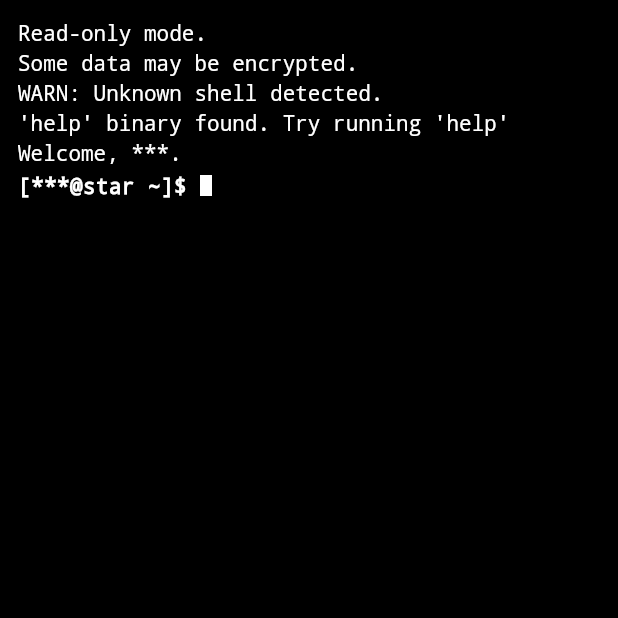
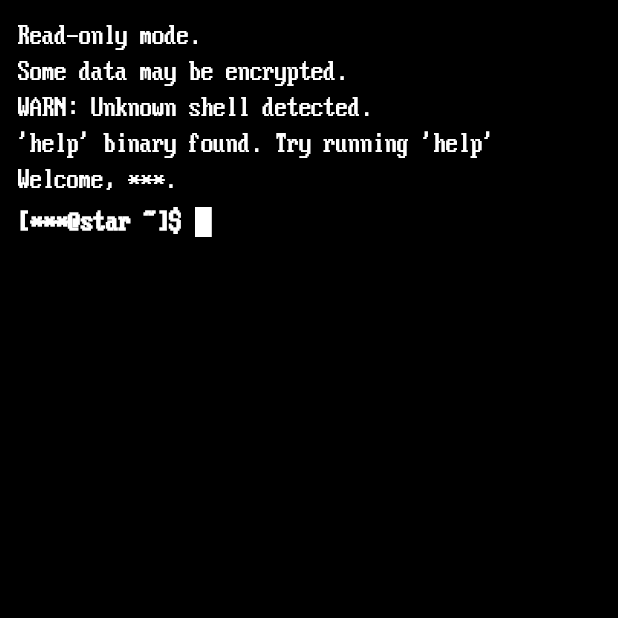
Before and after one commit to CaeStars/Constellation, a Flutter app: the screen it shows after launch, on a phone screen of 412 x 824 dp, the top half of it. Run offline on Flutter 3.47's test engine with Material 3 defaults, Android fonts, the phone set to English and light mode, and no system bars; our stand-ins replace go_router.

Commit message:
i forgot to push the new code whoopsie

```diff
--- a/lib/main.dart
+++ b/lib/main.dart
@@ -11,7 +11,7 @@ class App extends StatelessWidget {
   @override
   Widget build(BuildContext context) {
     return MaterialApp.router(
-      title: 'Constellation Portfolio',
+      title: 'stash',
       debugShowCheckedModeBanner: false,
       routerConfig: router,
 
--- a/lib/pages/star/chromosphere.dart
+++ b/lib/pages/star/chromosphere.dart
@@ -82,7 +82,7 @@ it wasnt
                                                                                       dont you?
 
 
-                                                                                                                                                                                ]0      UY6[ErʵAv z=\$1Xuw-ukFu2l;otaz@t% 	&KUls(//΢7pܔA@<y6E4?D{QL_`悩TL&͑4^k|_1<\$GIRuZ*7D"Q\\gr}f:R5NǉϬb&}>s#HD/;HkN"@e;Sԑ쿪&]]ܭO.??dI	6@['8LM40Qi"FxPAΨ.yAu[7[Q'\\YO}':2OO4e}:Q9чNƏ\\0Xl䂟<\\D:%
+                                                                                                                                                                                ]0       UY6[ErʵAv z=\$1Xuw-ukFu2l;otaz@t% 	&KUls(//΢7pܔA@<y6E4?D{QL_`悩TL&͑4^k|_1<\$GIRuZ*7D"Q\\gr}f:R5NǉϬb&}>s#HD/;HkN"@e;Sԑ쿪&]]ܭO.??dI	6@['8LM40Qi"FxPAΨ.yAu[7[Q'\\YO}':2OO4e}:Q9чNƏ\\0Xl䂟<\\D:%
 
 file corrupted. HEX code error: 6974776173""",
       'whatcomesafter': {
@@ -221,14 +221,12 @@ One that can't hear. One that can't respond.
   }
 
   // --- PARSING INLINE TEXT COLORS ---
-  // Parses tags like: <#ff0000>Red Text</> or <red>Red Text</>
   TextSpan _parseColoredText(String line) {
     final List<TextSpan> children = [];
     final RegExp tagExp = RegExp(r'<([^>]+)>(.*?)</>');
     int lastMatchEnd = 0;
 
     for (final match in tagExp.allMatches(line)) {
-      // Add standard white text preceding the styled block
       if (match.start > lastMatchEnd) {
         children.add(TextSpan(text: line.substring(lastMatchEnd, match.start)));
       }
@@ -237,13 +235,10 @@ One that can't hear. One that can't respond.
       final textContent = match.group(2) ?? '';
       Color parsedColor = Colors.white;
 
-      // 1. Try to match hex color codes (e.g. #ff0000 or ff0000)
       if (RegExp(r'^#?[0-9a-fA-F]{6}$').hasMatch(styleValue)) {
         final hex = styleValue.replaceAll('#', '');
         parsedColor = Color(int.parse('0xFF$hex'));
-      }
-      // 2. Fallback helper presets
-      else {
+      } else {
         switch (styleValue.toLowerCase()) {
           case 'red':
             parsedColor = Colors.red;
@@ -272,7 +267,6 @@ One that can't hear. One that can't respond.
       lastMatchEnd = match.end;
     }
 
-    // Add trailing unformatted text
     if (lastMatchEnd < line.length) {
       children.add(TextSpan(text: line.substring(lastMatchEnd)));
     }
@@ -280,8 +274,8 @@ One that can't hear. One that can't respond.
     return TextSpan(
       style: const TextStyle(
         color: Colors.white,
-        fontFamily: 'monospace',
-        fontSize: 14.0,
+        fontFamily: 'IBM VGA 8x16',
+        fontSize: 19.6, // Scaled up 140%
       ),
       children: children.isEmpty ? [TextSpan(text: line)] : children,
     );
@@ -302,18 +296,14 @@ One that can't hear. One that can't respond.
     setState(() {
       // --- PASSWORD FLOW ACTIVE ---
       if (_isPromptingPassword) {
-        // Echo asterisks to console instead of cleartext password
         _consoleHistory.add('Password: ${'*' * trimmedInput.length}');
 
         final correctPassword = _encryptedDirs[_passwordTargetDir];
 
         if (trimmedInput == correctPassword) {
           _unlockedDirs.add(_passwordTargetDir);
-          _currentPath.add(
-            _passwordTargetDir,
-          ); // Successfully enter the directory
+          _currentPath.add(_passwordTargetDir);
 
-          // Reset password flow
           _isPromptingPassword = false;
           _passwordTargetDir = '';
           _failedAttempts = 0;
@@ -321,7 +311,6 @@ One that can't hear. One that can't respond.
           _failedAttempts++;
           if (_failedAttempts >= 3) {
             _consoleHistory.add('cd: 3 incorrect password attempts');
-            // Reset password flow, user remains in current directory
             _isPromptingPassword = false;
             _passwordTargetDir = '';
             _failedAttempts = 0;
@@ -334,7 +323,6 @@ One that can't hear. One that can't respond.
       else {
         if (trimmedInput.isEmpty) return;
 
-        // Echo command back to the console
         _consoleHistory.add('[***@star ${_getPathString()}]\$ $trimmedInput');
 
         final List<String> parts = trimmedInput.split(RegExp(r'\s+'));
@@ -386,7 +374,6 @@ One that can't hear. One that can't respond.
               final currentDir = _getCurrentDirectory();
               if (currentDir.containsKey(argument) &&
                   currentDir[argument] is Map) {
-                // Trigger password check if directory is encrypted and not yet unlocked
                 if (_encryptedDirs.containsKey(argument) &&
                     !_unlockedDirs.contains(argument)) {
                   _isPromptingPassword = true;
@@ -394,7 +381,6 @@ One that can't hear. One that can't respond.
                   _failedAttempts = 0;
                   _consoleHistory.add('Directory is encrypted.');
                 } else {
-                  // Standard navigation
                   _currentPath.add(argument);
                 }
               } else if (currentDir.containsKey(argument)) {
@@ -415,7 +401,6 @@ One that can't hear. One that can't respond.
               if (currentDir.containsKey(argument)) {
                 final target = currentDir[argument];
                 if (target is String) {
-                  // Split the string by newlines to add line by line, preserving layout
                   _consoleHistory.addAll(target.split('\n'));
                 } else {
                   _consoleHistory.add('stash: cat: $argument: Is a directory');
@@ -457,7 +442,6 @@ One that can't hear. One that can't respond.
 
     _inputController.clear();
 
-    // Instantly snap to the bottom of the list
     WidgetsBinding.instance.addPostFrameCallback((_) {
       _focusNode.requestFocus();
       if (_scrollController.hasClients) {
@@ -468,7 +452,10 @@ One that can't hear. One that can't respond.
 
   @override
   Widget build(BuildContext context) {
-    return Scaffold(
+    return Title(
+      title: "stash",
+      color: Colors.white,
+      child: Scaffold(
         backgroundColor: Colors.black,
         body: SafeArea(
           child: GestureDetector(
@@ -506,9 +493,9 @@ One that can't hear. One that can't respond.
                                 : '[***@star ${_getPathString()}]\$ ',
                             style: const TextStyle(
                               color: Colors.white,
-                            fontFamily: 'monospace',
+                              fontFamily: 'IBM VGA 8x16',
                               fontWeight: FontWeight.bold,
-                            fontSize: 14.0,
+                              fontSize: 19.6, // Scaled up 140%
                             ),
                           ),
                           Expanded(
@@ -519,13 +506,14 @@ One that can't hear. One that can't respond.
                               obscureText: _isPromptingPassword,
                               style: const TextStyle(
                                 color: Colors.white,
-                              fontFamily: 'monospace',
-                              fontSize: 14.0,
+                                fontFamily: 'IBM VGA 8x16',
+                                fontSize: 19.6, // Scaled up 140%
                                 height: 1.2,
                               ),
                               cursorColor: Colors.white,
-                            cursorWidth: 8,
-                            cursorHeight: 14,
+                              cursorWidth: 11.2, // Scaled up 140% (was 8)
+                              cursorHeight:
+                                  20.0, // Scaled up (was 14) to match the new size
                               decoration: const InputDecoration(
                                 border: InputBorder.none,
                                 isDense: true,
@@ -543,6 +531,7 @@ One that can't hear. One that can't respond.
             ),
           ),
         ),
+      ),
     );
   }
 }
```
Also changed, not shown: pubspec.yaml (+4 -11 lines), assets/fonts/Ac437_IBM_VGA_8x16.ttf (added), 2 other files. Lines whose indentation alone changed are shown as unchanged.
